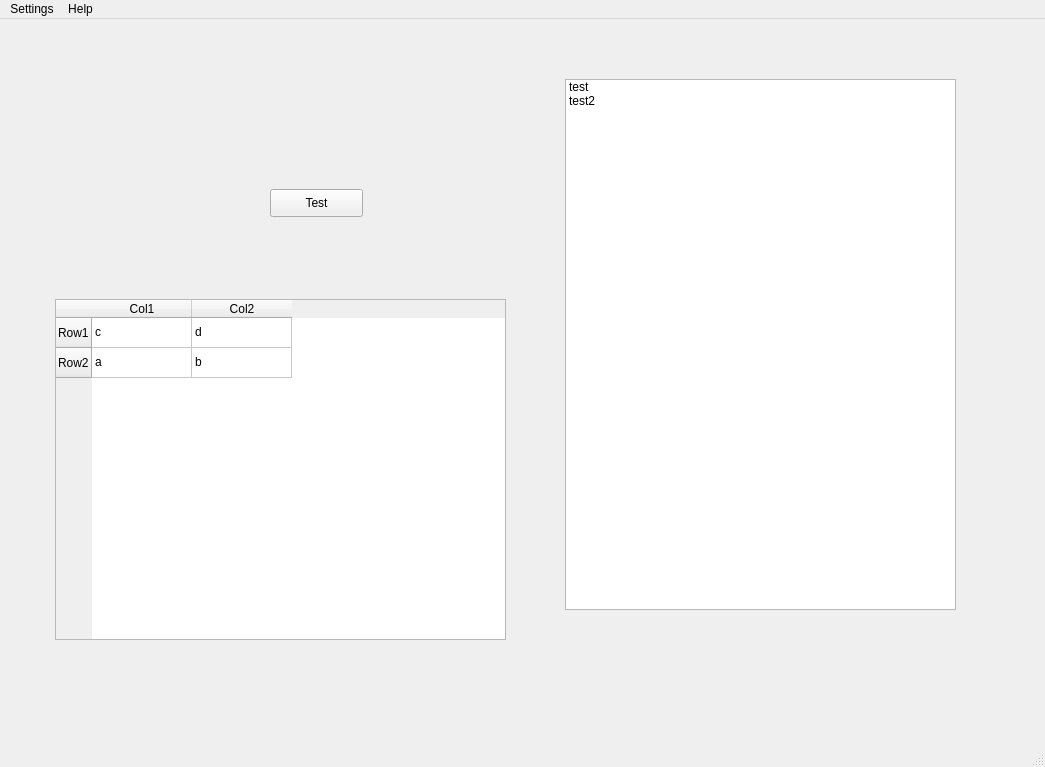
Before: the Qt Designer form ServiceManager/GUI/layouts/MainWindow.ui in ISISNeutronMuon/HLM_PV_Import, drawn with Qt 5.
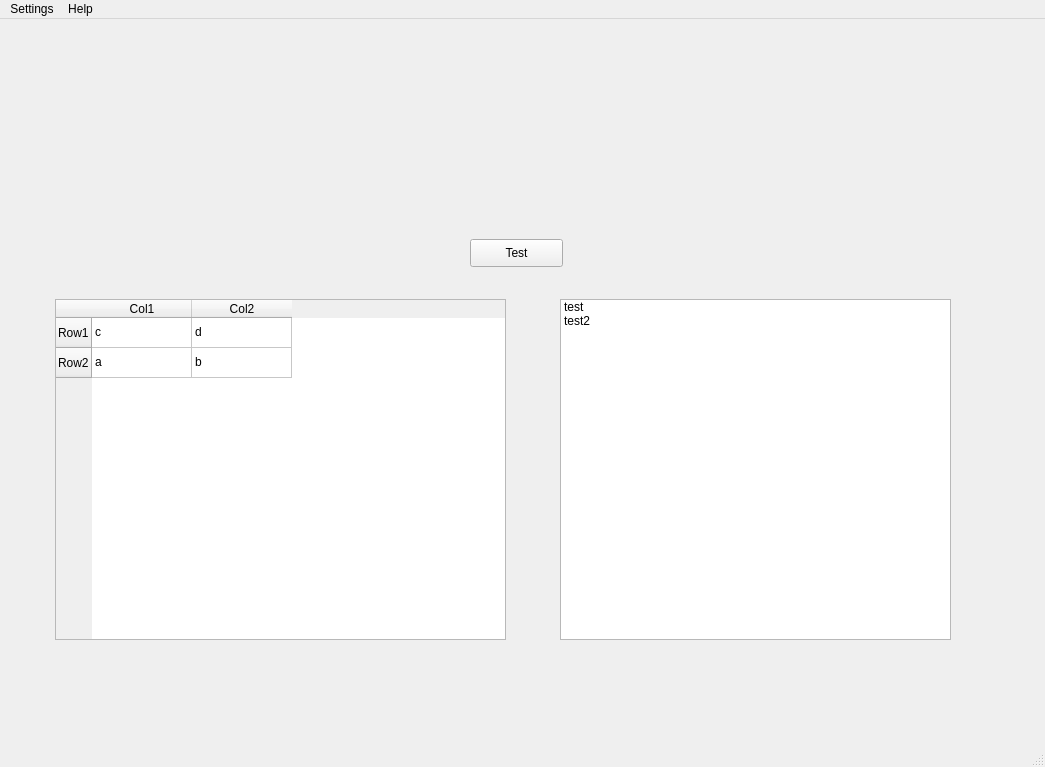
After: the same form once the commit is applied.

What changed in the file:
```diff
--- a/ServiceManager/GUI/layouts/MainWindow.ui
+++ b/ServiceManager/GUI/layouts/MainWindow.ui
@@ -20,8 +20,8 @@
    <widget class="QPushButton" name="pushButton">
     <property name="geometry">
      <rect>
-      <x>270</x>
-      <y>170</y>
+      <x>470</x>
+      <y>220</y>
       <width>93</width>
       <height>28</height>
      </rect>
@@ -33,10 +33,10 @@
    <widget class="QListWidget" name="listWidget">
     <property name="geometry">
      <rect>
-      <x>565</x>
-      <y>60</y>
+      <x>560</x>
+      <y>280</y>
       <width>391</width>
-      <height>531</height>
+      <height>341</height>
      </rect>
     </property>
     <item>
```
Left out of the diff: 8 changed lines with no effect on the pictures.
